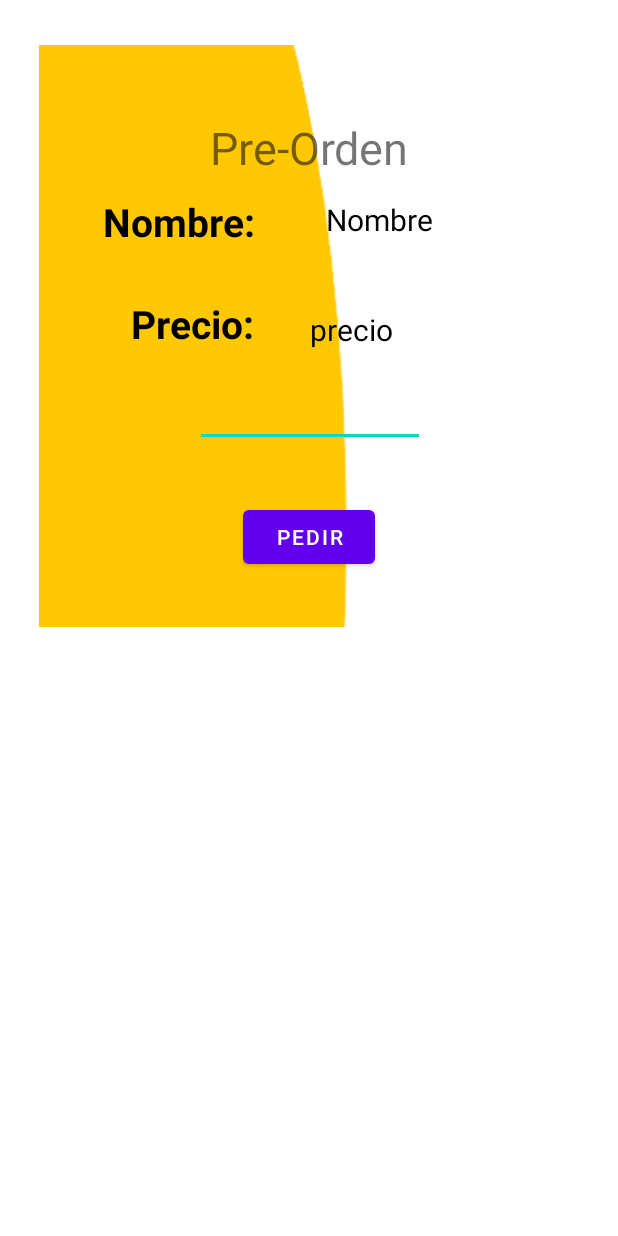
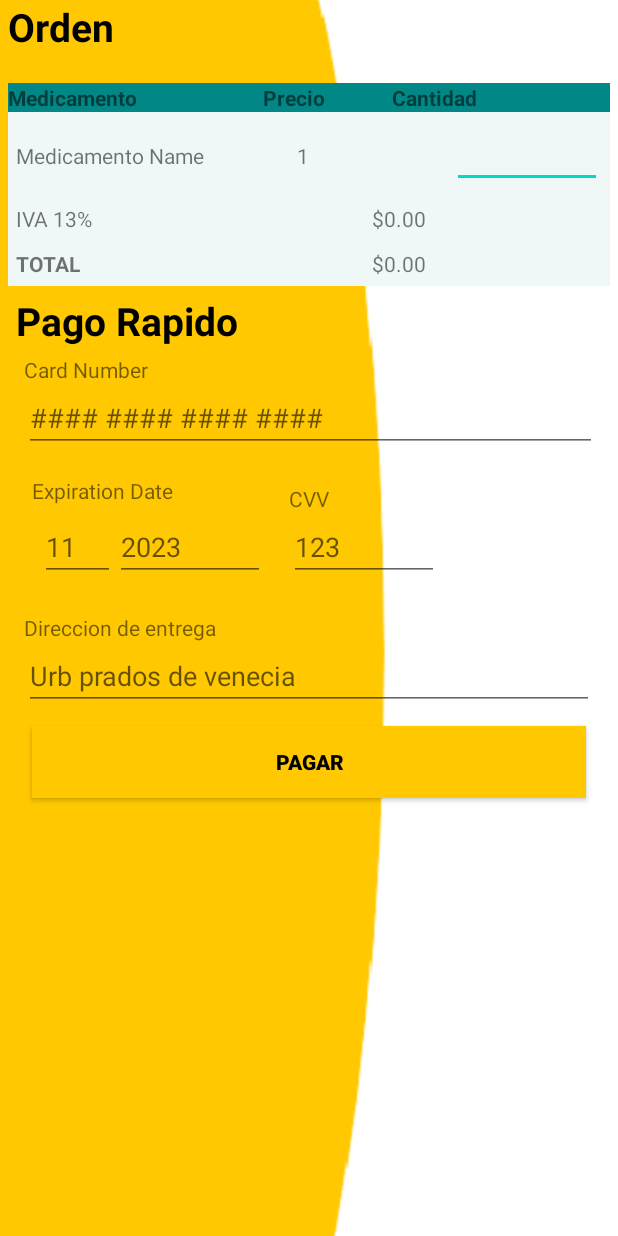
Before and after one commit to danilo95/desafiopracticokotlin2, an Android app: the layout activity_selectcompra.xml on its own in the app's theme, with its tools: preview values and no code run, on a phone screen of 412 x 824 dp. Run offline under Robolectric (Android 15) with nearby library versions, the phone set to English and light mode, and no system bars.

Commit message:
feat: add payment functionality

```diff
--- a/app/src/main/AndroidManifest.xml
+++ b/app/src/main/AndroidManifest.xml
@@ -11,6 +11,9 @@
         android:supportsRtl="true"
         android:theme="@style/Theme.Desafiopractico2"
         tools:targetApi="31">
+        <activity
+            android:name=".compraExitosa"
+            android:exported="false" />
         <activity
             android:name=".Compra"
             android:exported="false" />
--- a/app/src/main/res/layout/activity_selectcompra.xml
+++ b/app/src/main/res/layout/activity_selectcompra.xml
@@ -1,120 +1,254 @@
 <?xml version="1.0" encoding="utf-8"?>
-<androidx.constraintlayout.widget.ConstraintLayout xmlns:android="http://schemas.android.com/apk/res/android"
-    xmlns:app="http://schemas.android.com/apk/res-auto"
-    xmlns:tools="http://schemas.android.com/tools"
+<TableLayout xmlns:android="http://schemas.android.com/apk/res/android"
     android:layout_width="match_parent"
+    android:layout_height="match_parent"
+    android:background="@drawable/page_bg"
+    android:paddingLeft="5dp"
+    android:paddingRight="5dp">
+
+    <TextView
+        android:layout_width="wrap_content"
         android:layout_height="wrap_content"
-    android:layout_margin="26dp"
-    android:layout_marginTop="90dp"
-    app:cardCornerRadius="8dp"
-    app:cardElevation="8dp"
-    tools:context=".selectCompra">
+        android:text="Orden"
+        android:textColor="@color/black"
+        android:textSize="26sp"
+        android:textStyle="bold" />
 
 
-    <ImageView
-        android:id="@+id/imageView"
-        android:layout_width="match_parent"
-        android:layout_height="match_parent"
-        android:layout_marginTop="4dp"
-        android:scaleType="fitXY"
-        android:src="@drawable/item_bg"
-        app:layout_constraintTop_toTopOf="parent"
-        tools:layout_editor_absoluteX="0dp" />
+    <TableRow
+        android:layout_marginTop="20dp"
+        android:background="@color/teal_700">
 
         <TextView
-        android:id="@+id/textView2"
             android:layout_width="wrap_content"
             android:layout_height="wrap_content"
-        android:layout_marginTop="52dp"
-        android:text="Pre-Orden"
-        android:textSize="30dp"
-        app:layout_constraintEnd_toEndOf="@+id/imageView"
-        app:layout_constraintStart_toStartOf="parent"
-        app:layout_constraintTop_toTopOf="parent"
-        tools:ignore="MissingConstraints" />
+            android:layout_weight="1"
+            android:text="Medicamento"
+            android:textStyle="bold" />
+
+        <TextView
+            android:layout_width="wrap_content"
+            android:layout_height="wrap_content"
+            android:layout_weight="1"
+            android:text="Precio"
+            android:textStyle="bold" />
+
+        <TextView
+            android:layout_width="wrap_content"
+            android:layout_height="wrap_content"
+            android:layout_weight="1"
+            android:text="Cantidad"
+            android:textStyle="bold" />
+
+    </TableRow>
+
+    <TableRow
+        android:background="#F0F7F7"
+        android:padding="5dp">
+
+        <TextView
+            android:id="@+id/ordenMedicamentoName"
+            android:layout_width="wrap_content"
+            android:layout_height="wrap_content"
+            android:layout_weight="1"
+            android:text="Medicamento Name" />
+
+        <TextView
+            android:id="@+id/ordenMedicamentoPrecio"
+            android:layout_width="wrap_content"
+            android:layout_height="wrap_content"
+            android:layout_weight="1"
+            android:text="1" />
+
+        <EditText
+            android:id="@+id/ordenMedicamentoCantidad"
+            android:layout_width="100dp"
+            android:layout_height="wrap_content"
+            android:ems="10"
+            android:inputType="number" />
+
+    </TableRow>
+
+    <TableRow
+        android:background="#F0F7F7"
+        android:padding="5dp">
+
+        <TextView
+            android:layout_width="wrap_content"
+            android:layout_height="wrap_content"
+            android:layout_weight="1"
+            android:text="IVA 13%" />
+
+        <TextView
+            android:id="@+id/ordenMedicamentoTotalIva"
+            android:layout_width="wrap_content"
+            android:layout_height="wrap_content"
+            android:layout_weight="1"
+            android:text="$0.00" />
+    </TableRow>
+
+    <TableRow
+        android:background="#F0F7F7"
+        android:padding="5dp">
+
+        <TextView
+            android:layout_width="wrap_content"
+            android:layout_height="wrap_content"
+            android:layout_weight="1"
+            android:text="TOTAL"
+            android:textStyle="bold" />
+
+        <TextView
+            android:id="@+id/ordenMedicamentoTotal"
+            android:layout_width="wrap_content"
+            android:layout_height="wrap_content"
+            android:layout_weight="1"
+            android:text="$0.00" />
+    </TableRow>
+
+    <LinearLayout
+        android:layout_width="wrap_content"
+        android:layout_height="wrap_content"
+        android:layout_gravity="center_vertical"
+        android:orientation="vertical"
+        android:padding="5dp">
+
+        <TextView
+            android:layout_width="wrap_content"
+            android:layout_height="wrap_content"
+            android:text="Pago Rapido"
+            android:textColor="@color/black"
+            android:textSize="26sp"
+            android:textStyle="bold" />
+
+        <LinearLayout
+            android:layout_width="wrap_content"
+            android:layout_height="wrap_content"
+            android:layout_gravity="center_vertical"
+            android:orientation="vertical"
+            android:padding="5dp">
 
             <TextView
                 android:id="@+id/textView3"
+                android:layout_width="match_parent"
+                android:layout_height="wrap_content"
+                android:text="Card Number" />
+
+            <EditText
+                android:id="@+id/cardNumber"
+                android:layout_width="382dp"
+                android:layout_height="wrap_content"
+                android:ems="10"
+                android:hint="#### #### #### ####"
+                android:inputType="number"
+                android:text="" />
+        </LinearLayout>
+
+        <LinearLayout
             android:layout_width="wrap_content"
             android:layout_height="wrap_content"
-        android:layout_marginTop="100dp"
-        android:text="Nombre: "
-        android:textColor="@color/black"
-        android:textSize="26sp"
-        android:textStyle="bold"
-        app:layout_constraintEnd_toEndOf="@+id/imageView"
-        app:layout_constraintHorizontal_bias="0.169"
-        app:layout_constraintStart_toStartOf="@+id/imageView"
-        app:layout_constraintTop_toTopOf="@+id/imageView"
-        tools:ignore="MissingConstraints" />
+            android:layout_gravity="center_vertical"
+            android:orientation="horizontal"
+            android:padding="5dp">
 
-    <TextView
-        android:id="@+id/medicamentoName"
+            <LinearLayout
                 android:layout_width="wrap_content"
                 android:layout_height="wrap_content"
-        android:text="Nombre"
-        android:textColor="@color/black"
-        android:textSize="20sp"
-        app:layout_constraintBottom_toBottomOf="@+id/imageView"
-        app:layout_constraintEnd_toEndOf="parent"
-        app:layout_constraintHorizontal_bias="0.663"
-        app:layout_constraintStart_toStartOf="parent"
-        app:layout_constraintTop_toTopOf="@+id/imageView"
-        app:layout_constraintVertical_bias="0.285"
-        tools:ignore="MissingConstraints" />
+                android:layout_gravity="center_vertical"
+                android:orientation="vertical"
+                android:padding="5dp">
 
                 <TextView
                     android:id="@+id/textView4"
+                    android:layout_width="match_parent"
+                    android:layout_height="wrap_content"
+                    android:text="Expiration Date" />
+
+                <LinearLayout
                     android:layout_width="wrap_content"
                     android:layout_height="wrap_content"
-        android:layout_marginTop="172dp"
-        android:text="Precio: "
-        android:textColor="@color/black"
-        android:textSize="26sp"
-        android:textStyle="bold"
-        app:layout_constraintEnd_toEndOf="parent"
-        app:layout_constraintHorizontal_bias="0.225"
-        app:layout_constraintStart_toStartOf="@+id/imageView"
-        app:layout_constraintTop_toTopOf="parent"
-        tools:ignore="MissingConstraints" />
+                    android:layout_gravity="center_vertical"
+                    android:orientation="horizontal"
+                    android:padding="5dp">
+
+                    <EditText
+                        android:id="@+id/cardMes"
+                        android:layout_width="50dp"
+                        android:layout_height="wrap_content"
+                        android:ems="10"
+                        android:hint="11"
+                        android:inputType="number"
+                        android:text="" />
+
+                    <EditText
+                        android:id="@+id/cardaño"
+                        android:layout_width="100dp"
+                        android:layout_height="wrap_content"
+                        android:ems="10"
+                        android:hint="2023"
+                        android:inputType="number"
+                        android:text="" />
+                </LinearLayout>
+
+            </LinearLayout>
+
+            <LinearLayout
+                android:layout_width="wrap_content"
+                android:layout_height="wrap_content"
+                android:layout_gravity="center_vertical"
+                android:orientation="vertical"
+                android:padding="5dp">
 
                 <TextView
-        android:id="@+id/medicamentoPrice"
+                    android:id="@+id/textView5"
+                    android:layout_width="match_parent"
+                    android:layout_height="wrap_content"
+                    android:text="CVV" />
+
+                <EditText
+                    android:id="@+id/cardCvv"
+                    android:layout_width="100dp"
+                    android:layout_height="wrap_content"
+                    android:ems="10"
+                    android:hint="123"
+                    android:inputType="number"
+                    android:text="" />
+            </LinearLayout>
+        </LinearLayout>
+
+        <LinearLayout
             android:layout_width="wrap_content"
             android:layout_height="wrap_content"
-        android:text="precio"
-        android:textColor="@color/black"
-        android:textSize="20sp"
-        app:layout_constraintBottom_toBottomOf="@+id/imageView"
-        app:layout_constraintEnd_toEndOf="@+id/imageView"
-        app:layout_constraintHorizontal_bias="0.592"
-        app:layout_constraintStart_toStartOf="@+id/imageView"
-        app:layout_constraintTop_toTopOf="parent"
-        app:layout_constraintVertical_bias="0.493"
-        tools:ignore="MissingConstraints" />
+            android:layout_gravity="center_vertical"
+            android:orientation="vertical"
+            android:padding="5dp">
+
+            <TextView
+                android:id="@+id/textView6"
+                android:layout_width="match_parent"
+                android:layout_height="wrap_content"
+                android:text="Direccion de entrega" />
 
             <EditText
-        android:id="@+id/editTextNumCompra"
-        android:layout_width="153dp"
-        android:layout_height="48dp"
-        android:layout_marginBottom="120dp"
+                android:id="@+id/cardDirrecion"
+                android:layout_width="380dp"
+                android:layout_height="wrap_content"
                 android:ems="10"
-        android:inputType="number"
-        app:layout_constraintBottom_toBottomOf="parent"
-        app:layout_constraintEnd_toEndOf="@+id/imageView"
-        app:layout_constraintHorizontal_bias="0.502"
-        app:layout_constraintStart_toStartOf="@+id/imageView"
-        tools:ignore="MissingConstraints,SpeakableTextPresentCheck" />
+                android:hint="Urb prados de venecia "
+                android:inputType="text"
+                android:text="" />
+        </LinearLayout>
 
-    <Button
-        android:id="@+id/buttonpedir"
-        android:layout_width="wrap_content"
+    </LinearLayout>
+
+    <androidx.appcompat.widget.AppCompatButton
+        android:id="@+id/buttonPagar"
+        android:layout_width="0dp"
         android:layout_height="wrap_content"
-        android:layout_marginBottom="36dp"
-        android:text="Pedir"
-        app:layout_constraintBottom_toBottomOf="parent"
-        app:layout_constraintEnd_toEndOf="parent"
-        app:layout_constraintStart_toStartOf="@+id/imageView"
-        tools:ignore="MissingConstraints" />
+        android:layout_marginHorizontal="16dp"
+        android:background="@color/yellow"
+        android:text="Pagar"
+        android:textColor="@color/black"
+        android:textStyle="bold" />
 
-</androidx.constraintlayout.widget.ConstraintLayout>
+</TableLayout>
```
Also changed, not shown: app/src/main/java/com/example/desafiopractico2/Adapter/MyAdapter.kt (+2 -21 lines), app/src/main/java/com/example/desafiopractico2/compraData.kt (added, +69 -0 lines), app/src/main/java/com/example/desafiopractico2/compraExitosa.kt (added, +21 -0 lines), app/src/main/java/com/example/desafiopractico2/selectCompra.kt (+158 -1 lines), app/src/main/res/layout/activity_compra_exitosa.xml (added, +37 -0 lines), app/src/main/res/drawable/compra.png (added), app/src/main/res/drawable/page_bg.png (added). Lines whose indentation alone changed are shown as unchanged.
